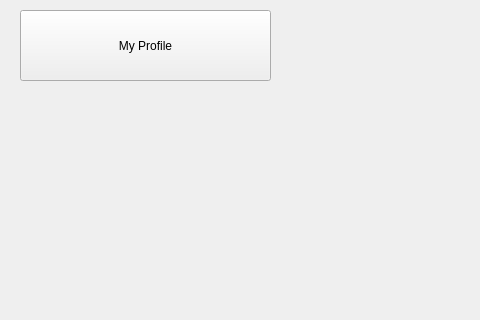
The window that TeamFinder/mainscreen.ui (TeamUp-Bummers/TeamFinder) describes before a commit, drawn with Qt 5; both pictures show x 0 to 480 and y 0 to 320 of the 800 by 600 pixel window.
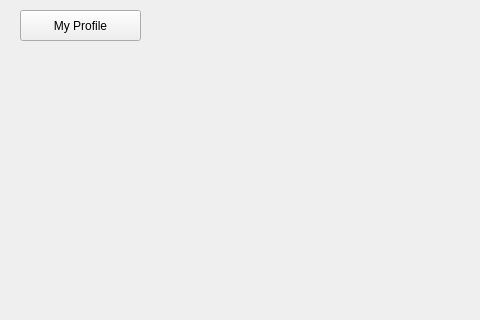
The same window after the commit.

The edit to the form file:
```diff
--- a/TeamFinder/mainscreen.ui
+++ b/TeamFinder/mainscreen.ui
@@ -19,8 +19,8 @@
      <rect>
       <x>20</x>
       <y>10</y>
-      <width>251</width>
-      <height>71</height>
+      <width>121</width>
+      <height>31</height>
      </rect>
     </property>
     <property name="text">
```
